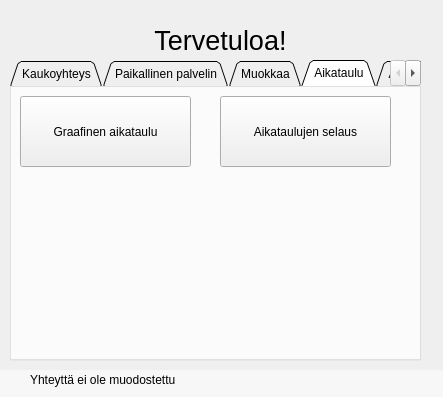
This is ratapihaikkuna.ui in artoh/ratapiha-kauko as Qt 5 draws it before an edit. The edited form follows.
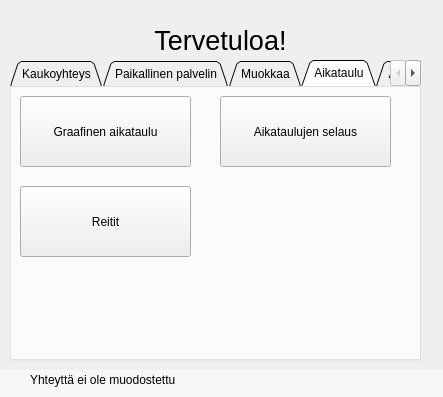
This is the edited form. Icons and pictures are not drawn.

The edit to the form file:
```diff
--- a/ratapihaikkuna.ui
+++ b/ratapihaikkuna.ui
@@ -384,6 +384,29 @@
        </size>
       </property>
      </widget>
+     <widget class="QPushButton" name="reittiNappi">
+      <property name="geometry">
+       <rect>
+        <x>10</x>
+        <y>100</y>
+        <width>171</width>
+        <height>71</height>
+       </rect>
+      </property>
+      <property name="text">
+       <string>Reitit</string>
+      </property>
+      <property name="icon">
+       <iconset resource="ratapiha-kauko.qrc">
+        <normaloff>:/r/pic/reitit.png</normaloff>:/r/pic/reitit.png</iconset>
+      </property>
+      <property name="iconSize">
+       <size>
+        <width>32</width>
+        <height>32</height>
+       </size>
+      </property>
+     </widget>
     </widget>
     <widget class="QWidget" name="asetustab">
      <attribute name="title">
```
